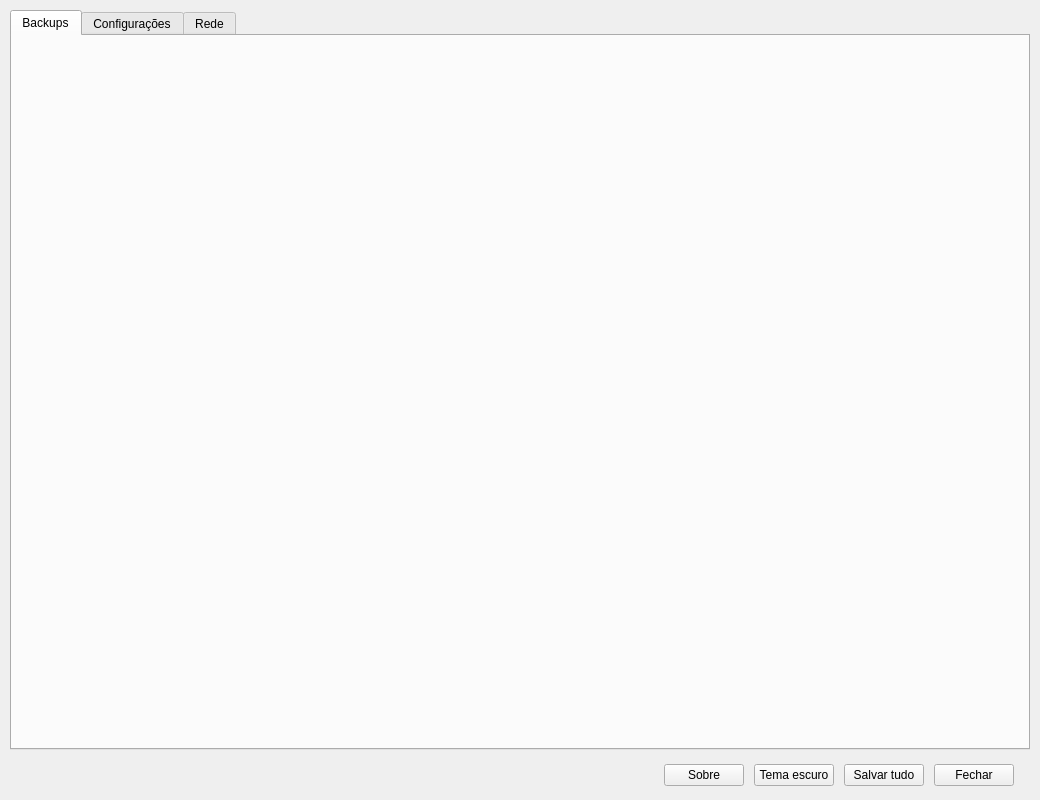
Old version of the form designer/main_window.ui in the repository TGF231/Backup_Maximus.
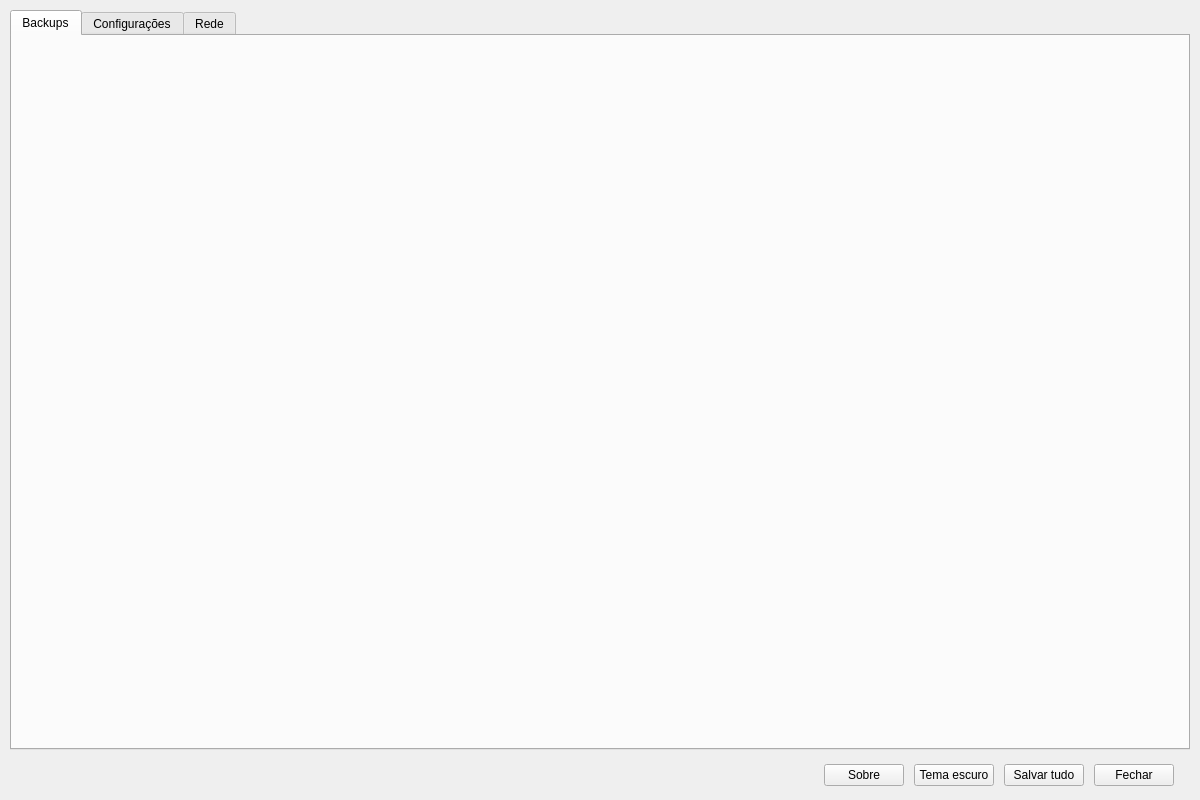
New version of the form.

What changed in the file:
```diff
--- a/designer/main_window.ui
+++ b/designer/main_window.ui
@@ -6,13 +6,13 @@
    <rect>
     <x>0</x>
     <y>0</y>
-    <width>1040</width>
+    <width>1200</width>
     <height>800</height>
    </rect>
   </property>
   <property name="minimumSize">
    <size>
-    <width>980</width>
+    <width>1140</width>
     <height>735</height>
    </size>
   </property>
```
